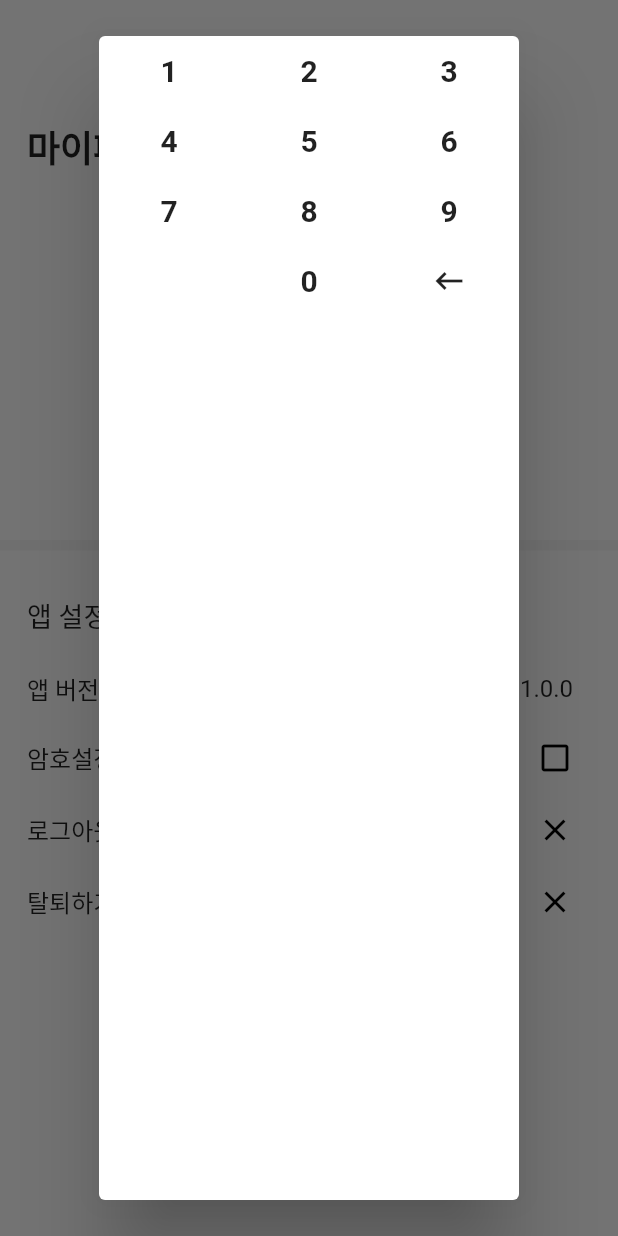
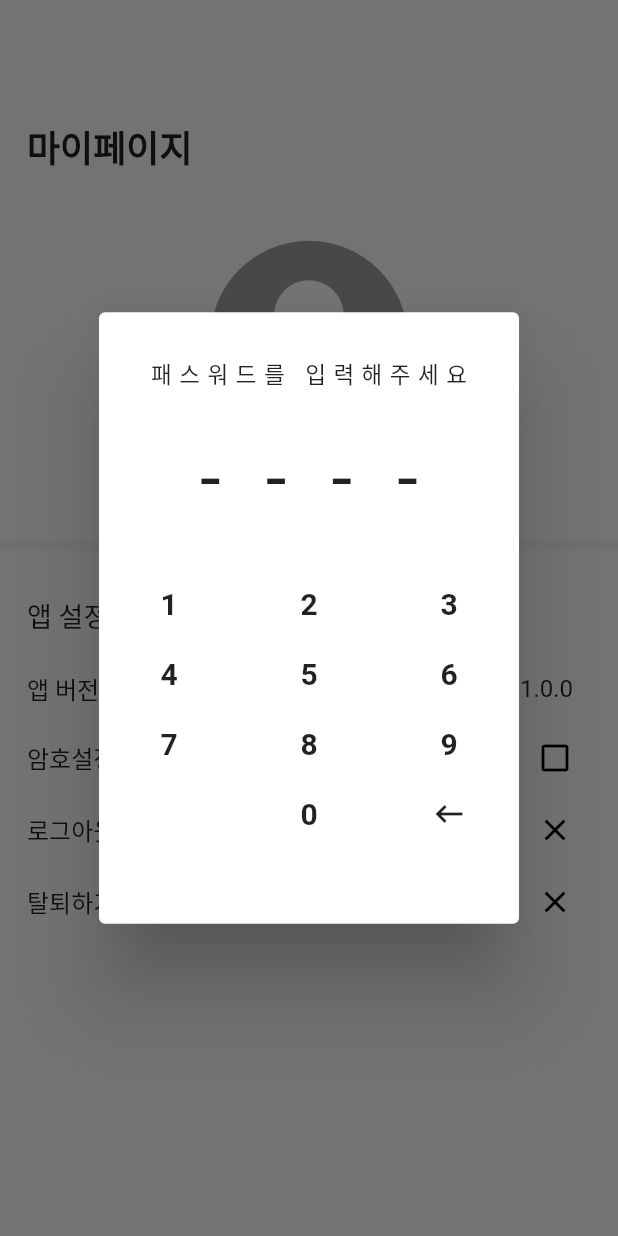
Before and after one commit to koboolean/schedule_project, a Flutter app: the MyPage screen opened directly, after a tap on the "check box outline blank" icon, on a phone screen of 412 x 824 dp. Run offline on Flutter 3.47's test engine with Material 2 defaults, Android fonts, the phone set to English and light mode, and no system bars; our stand-ins replace firebase_auth, firebase_core, table_calendar, yaml; missing offline and left inert: flutter_launcher_icons; accounts and stored records are empty; generated files the repository leaves out were written again; statements that could not run were skipped.

Commit message:
패스워드 입력 2차 반영

```diff
--- a/lib/widgets/passwordDialog.dart
+++ b/lib/widgets/passwordDialog.dart
@@ -1,6 +1,9 @@
+import 'dart:developer';
+
 import 'package:flutter/material.dart';
 import 'package:flutter_launcher_icons/xml_templates.dart';
 import 'package:provider/provider.dart';
+import 'package:schedule_project/constants/color.dart';
 
 class KeyboardKey extends StatefulWidget {
   final Object label;
@@ -20,13 +23,17 @@ class KeyboardKey extends StatefulWidget {
 }
 
 class _KeyboardKeyState extends State<KeyboardKey> {
+
   @override
   Widget build(BuildContext context) {
     return InkWell(
       onTap: (){
-        widget.onTap(widget.value);
+        widget.onTap(widget.value.toString());
       },
-      child: Container(
+      child: Column(
+        children: [
+          Container(
+              //decoration: BoxDecoration(border: Border.all(color: THEME_COLOR)),
               child: AspectRatio(aspectRatio: 2,
                   child: Container(
                     child: Center(
@@ -36,18 +43,25 @@ class _KeyboardKeyState extends State<KeyboardKey> {
                         widget.label.toString(),
                         style: TextStyle(
                           fontSize: 20.0,
-                    fontWeight: FontWeight.bold,
+                          fontWeight: FontWeight.bold
                         ),
                       ),
                     ),
                   )
               )
           ),
+        ]
+      ),
     );
   }
 }
 
+
+
 Future<void> passwordDialog(BuildContext context) {
+  var pw = "";
+  var pwMark = "----";
+
   final keys = [
     ['1', '2', '3'],
     ['4', '5', '6'],
@@ -63,7 +77,13 @@ Future<void> passwordDialog(BuildContext context) {
           return Expanded(
             child: KeyboardKey(
               label: y,
-              onTap: (val) {},
+              onTap: (val) {
+                if(pw != "" &&  val == "backspace"){
+                  pw = pw.substring(0, pw.length - 1);
+                }else if(val != "backspace"){
+                  pw += val;
+                }
+              },
               value: y,
             ),
           );
@@ -74,19 +94,43 @@ Future<void> passwordDialog(BuildContext context) {
 
   return showDialog<void>(
     context: context,
-    barrierDismissible: false, // 바깥 여백 터치시 대화 상자를 닫을 수 있는지 여부
+    barrierDismissible: true, // 바깥 여백 터치시 대화 상자를 닫을 수 있는지 여부
     builder: (BuildContext context) {
       return AlertDialog(
         contentPadding: EdgeInsets.zero,
-        content: Stack(
+        content: Column(
+            mainAxisSize: MainAxisSize.min,
+            mainAxisAlignment: MainAxisAlignment.start,
+          children: [
+            Stack(
+              children: [
+                Row(
                   children: [
                     Expanded(
                     child:
                     Column(children: [
+                      SizedBox(height: 30),
+                      Text("패스워드를 입력해주세요", style: TextStyle(
+                          fontSize: 15,
+                          letterSpacing: 5
+                      )),
+                      SizedBox(height: 30),
+                      Container(
+                        child: Text(pwMark // ValueNotifier를 사용해서 변경여부 확인이 필요
+                            , style: TextStyle(
+                              fontSize: 50,
+                              letterSpacing: 30
+                            )),
+                      ),
+                      SizedBox(height: 30),
                       ...renderKeyboard(),
+                      SizedBox(height: 50)
                     ],),
+                  ),]
                 ),
               ],
+            ),
+          ]
         ),
       );
     },
```
Lines whose indentation alone changed are shown as unchanged.
